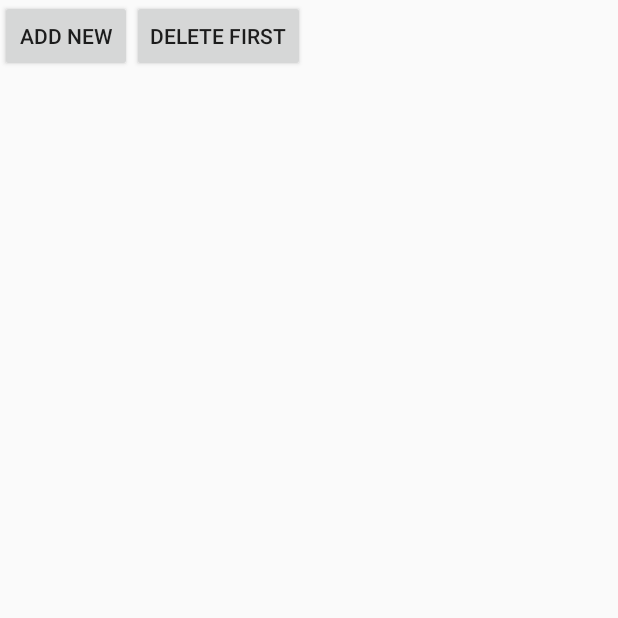
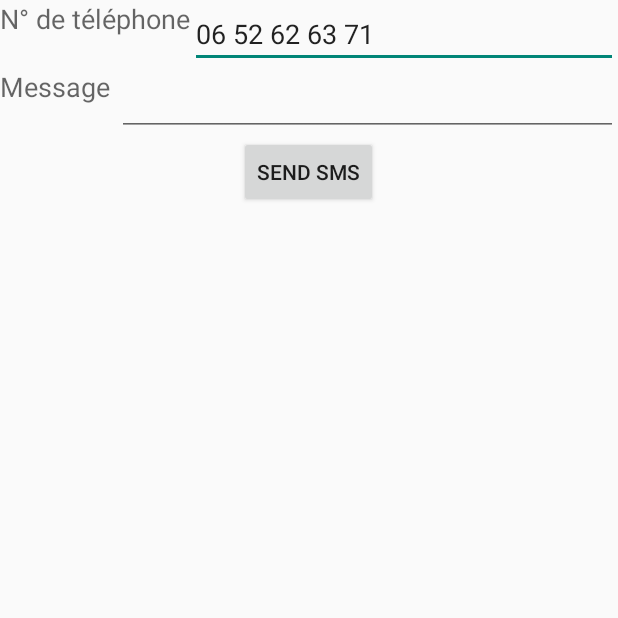
Before and after one commit to lmgichin/formations, an Android app: the screen it shows after launch (SqliteTestActivity before the commit, SMSActivity after it), on a phone screen of 412 x 824 dp, the top half of it. Run offline under Robolectric (Android 15) with nearby library versions, the phone set to English and light mode, and no system bars.

Commit message:
Ajout sendSMS

```diff
--- a/FormationAndroid/app/src/main/java/com/mobiserenity/formationandroid/CommentsDataSource.java
+++ b/FormationAndroid/app/src/main/java/com/mobiserenity/formationandroid/CommentsDataSource.java
@@ -17,8 +17,7 @@ public class CommentsDataSource {
     // Database fields
     private SQLiteDatabase database;
     private MySQLiteHelper dbHelper;
-    private String[] allColumns = { MySQLiteHelper.COLUMN_ID,
-            MySQLiteHelper.COLUMN_COMMENT };
+    private String[] allColumns = { MySQLiteHelper.COLUMN_ID, MySQLiteHelper.COLUMN_COMMENT };
 
     public CommentsDataSource(Context context) {
 
--- /dev/null
+++ b/FormationAndroid/app/src/main/java/com/mobiserenity/formationandroid/SMSActivity.java
@@ -0,0 +1,46 @@
+package com.mobiserenity.formationandroid;
+
+import android.app.Activity;
+import android.content.Intent;
+import android.net.Uri;
+import android.os.Bundle;
+import android.telephony.SmsManager;
+import android.view.View;
+import android.widget.Button;
+import android.widget.EditText;
+
+/**
+ * Created by lucio on 29/08/15.
+ */
+public class SMSActivity extends Activity {
+
+    @Override
+    protected void onCreate(Bundle savedInstanceState) {
+        super.onCreate(savedInstanceState);
+        setContentView(R.layout.act_sms);
+
+        Button sendSms = (Button) findViewById(R.id.sendSMS);
+
+        sendSms.setOnClickListener(new View.OnClickListener() {
+            @Override
+            public void onClick(View v) {
+
+                EditText msg = (EditText) findViewById(R.id.msg);
+                EditText no = (EditText) findViewById(R.id.notel);
+
+                /* Version appli par défaut
+
+                Intent sendSms = new Intent(Intent.ACTION_SENDTO,
+                        Uri.parse("sms:" +  no.getText().toString()));
+                sendSms.putExtra("sms_body", msg.getText().toString() );
+
+                startActivity(sendSms); ***/
+
+                SmsManager smsManager = SmsManager.getDefault();
+
+                smsManager.sendTextMessage(no.getText().toString(), null, msg.getText().toString(), null, null);
+                finish();
+            }
+        });
+    }
+}
--- /dev/null
+++ b/FormationAndroid/app/src/main/res/layout/act_sms.xml
@@ -0,0 +1,59 @@
+<?xml version="1.0" encoding="utf-8"?>
+<LinearLayout xmlns:android="http://schemas.android.com/apk/res/android"
+    android:orientation="vertical" android:layout_width="match_parent"
+    android:layout_height="match_parent">
+
+    <LinearLayout
+        android:orientation="horizontal"
+        android:layout_width="match_parent"
+        android:layout_height="wrap_content">
+
+        <TextView
+            android:layout_width="wrap_content"
+            android:layout_height="wrap_content"
+            android:textAppearance="?android:attr/textAppearanceMedium"
+            android:text="N° de téléphone"
+            android:id="@+id/textView" />
+
+        <EditText
+            android:layout_width="match_parent"
+            android:layout_height="wrap_content"
+            android:inputType="phone"
+            android:ems="10"
+            android:id="@+id/notel"
+            android:layout_gravity="center_horizontal"
+            android:text="06 52 62 63 71" />
+
+    </LinearLayout>
+
+    <LinearLayout
+        android:orientation="horizontal"
+        android:layout_width="match_parent"
+        android:layout_height="wrap_content">
+
+        <TextView
+            android:layout_width="wrap_content"
+            android:layout_height="wrap_content"
+            android:textAppearance="?android:attr/textAppearanceMedium"
+            android:text="Message "
+             />
+
+        <EditText
+            android:layout_width="match_parent"
+            android:layout_height="wrap_content"
+            android:id="@+id/msg"
+            android:layout_gravity="center_horizontal"
+             />
+
+    </LinearLayout>
+
+    <Button
+        android:layout_width="wrap_content"
+        android:layout_height="wrap_content"
+        android:text="send SMS"
+        android:id="@+id/sendSMS"
+        android:layout_gravity="center_horizontal"
+        android:singleLine="false" />
+
+
+</LinearLayout>
--- a/FormationAndroid/app/src/main/res/layout/dlg_act_1.xml
+++ b/FormationAndroid/app/src/main/res/layout/dlg_act_1.xml
@@ -15,6 +15,7 @@
         android:layout_width="wrap_content"
         android:layout_height="wrap_content"
         android:id="@+id/timePicker"
-        android:layout_gravity="center_horizontal" />
+        android:layout_gravity="center_horizontal"
+        android:timePickerMode="spinner" />
 
 </LinearLayout>
--- a/FormationAndroid/app/src/main/res/values/strings.xml
+++ b/FormationAndroid/app/src/main/res/values/strings.xml
@@ -14,4 +14,6 @@
     <string name="notification_title">Titre de la Notification</string>
     <string name="notification_desc">Description de la Notification</string>
     <string name="share">Partager</string>
+    <string name="hello_blank_fragment">Hello blank fragment</string>
+    <string name="welcome">Bienvenue</string>
 </resources>
--- a/FormationAndroid/gradle.properties
+++ b/FormationAndroid/gradle.properties
@@ -16,3 +16,5 @@
 # This option should only be used with decoupled projects. More details, visit
 # http://www.gradle.org/docs/current/userguide/multi_project_builds.html#sec:decoupled_projects
 # org.gradle.parallel=true
+
+compile ’com.google.android.gms:play-services:6.1’
```
Also changed, not shown: FormationAndroid/app/src/main/AndroidManifest.xml (+19 -1 lines), FormationAndroid/app/src/main/java/com/mobiserenity/formationandroid/AlertDFragment.java (added, +36 -0 lines), FormationAndroid/app/src/main/java/com/mobiserenity/formationandroid/DFragment.java (added, +19 -0 lines), FormationAndroid/app/src/main/java/com/mobiserenity/formationandroid/DialogFragmentExampleActivity.java (added, +80 -0 lines), FormationAndroid/app/src/main/java/com/mobiserenity/formationandroid/MapActivity.java (added, +16 -0 lines), FormationAndroid/app/src/main/res/layout/act_map.xml (added, +12 -0 lines), FormationAndroid/app/src/main/res/layout/dialogfragment.xml (added, +12 -0 lines).
